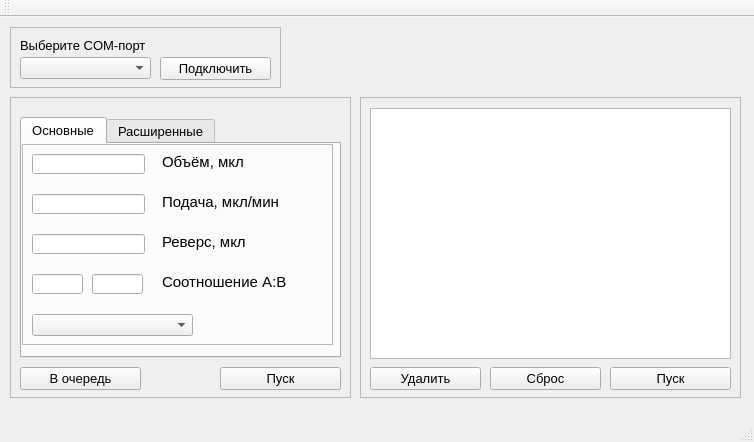
The window that MC3/MC3/mainwindow.ui (Vlad104/Monorotor_Commander_Desktop) describes before a commit, drawn with Qt 5.
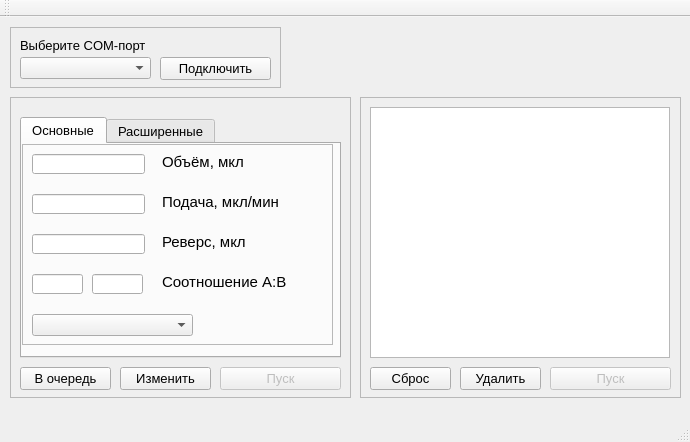
The same window after the commit.

```diff
--- a/MC3/MC3/mainwindow.ui
+++ b/MC3/MC3/mainwindow.ui
@@ -6,7 +6,7 @@
    <rect>
     <x>0</x>
     <y>0</y>
-    <width>754</width>
+    <width>690</width>
     <height>442</height>
    </rect>
   </property>
@@ -42,7 +42,7 @@
       <rect>
        <x>10</x>
        <y>270</y>
-       <width>121</width>
+       <width>91</width>
        <height>23</height>
       </rect>
      </property>
@@ -51,6 +51,9 @@
      </property>
     </widget>
     <widget class="QPushButton" name="pushButton_singleStart">
+     <property name="enabled">
+      <bool>false</bool>
+     </property>
      <property name="geometry">
       <rect>
        <x>210</x>
@@ -457,13 +460,26 @@
       </widget>
      </widget>
     </widget>
+    <widget class="QPushButton" name="pushButton_change">
+     <property name="geometry">
+      <rect>
+       <x>110</x>
+       <y>270</y>
+       <width>91</width>
+       <height>23</height>
+      </rect>
+     </property>
+     <property name="text">
+      <string>Изменить</string>
+     </property>
+    </widget>
    </widget>
    <widget class="QFrame" name="frame_order">
     <property name="geometry">
      <rect>
       <x>360</x>
       <y>80</y>
-      <width>381</width>
+      <width>321</width>
       <height>301</height>
      </rect>
     </property>
@@ -473,20 +489,13 @@
     <property name="frameShadow">
      <enum>QFrame::Plain</enum>
     </property>
-    <widget class="QListView" name="listView_order">
-     <property name="geometry">
-      <rect>
-       <x>10</x>
-       <y>11</y>
-       <width>361</width>
-       <height>251</height>
-      </rect>
-     </property>
-    </widget>
     <widget class="QPushButton" name="pushButton_start">
+     <property name="enabled">
+      <bool>false</bool>
+     </property>
      <property name="geometry">
       <rect>
-       <x>250</x>
+       <x>190</x>
        <y>270</y>
        <width>121</width>
        <height>23</height>
@@ -499,9 +508,9 @@
     <widget class="QPushButton" name="pushButton_delete">
      <property name="geometry">
       <rect>
-       <x>10</x>
+       <x>100</x>
        <y>270</y>
-       <width>111</width>
+       <width>81</width>
        <height>23</height>
       </rect>
      </property>
@@ -512,9 +521,9 @@
     <widget class="QPushButton" name="pushButton_reset">
      <property name="geometry">
       <rect>
-       <x>130</x>
+       <x>10</x>
        <y>270</y>
-       <width>111</width>
+       <width>81</width>
        <height>23</height>
       </rect>
      </property>
@@ -522,6 +531,63 @@
       <string>Сброс</string>
      </property>
     </widget>
+    <widget class="QTableView" name="tableView_order">
+     <property name="geometry">
+      <rect>
+       <x>10</x>
+       <y>10</y>
+       <width>300</width>
+       <height>251</height>
+      </rect>
+     </property>
+     <property name="font">
+      <font>
+       <pointsize>8</pointsize>
+      </font>
+     </property>
+     <property name="frameShape">
+      <enum>QFrame::StyledPanel</enum>
+     </property>
+     <property name="frameShadow">
+      <enum>QFrame::Sunken</enum>
+     </property>
+     <property name="horizontalScrollBarPolicy">
+      <enum>Qt::ScrollBarAlwaysOff</enum>
+     </property>
+     <property name="editTriggers">
+      <set>QAbstractItemView::NoEditTriggers</set>
+     </property>
+     <property name="alternatingRowColors">
+      <bool>false</bool>
+     </property>
+     <property name="selectionMode">
+      <enum>QAbstractItemView::SingleSelection</enum>
+     </property>
+     <property name="selectionBehavior">
+      <enum>QAbstractItemView::SelectRows</enum>
+     </property>
+     <property name="gridStyle">
+      <enum>Qt::SolidLine</enum>
+     </property>
+     <attribute name="horizontalHeaderCascadingSectionResizes">
+      <bool>true</bool>
+     </attribute>
+     <attribute name="horizontalHeaderDefaultSectionSize">
+      <number>60</number>
+     </attribute>
+     <attribute name="horizontalHeaderMinimumSectionSize">
+      <number>60</number>
+     </attribute>
+     <attribute name="verticalHeaderVisible">
+      <bool>false</bool>
+     </attribute>
+     <attribute name="verticalHeaderDefaultSectionSize">
+      <number>21</number>
+     </attribute>
+     <attribute name="verticalHeaderMinimumSectionSize">
+      <number>20</number>
+     </attribute>
+    </widget>
    </widget>
    <widget class="QFrame" name="frame_com">
     <property name="geometry">
@@ -575,16 +641,6 @@
      </property>
     </widget>
    </widget>
-   <widget class="QTableView" name="tableView_order">
-    <property name="geometry">
-     <rect>
-      <x>800</x>
-      <y>90</y>
-      <width>361</width>
-      <height>251</height>
-     </rect>
-    </property>
-   </widget>
   </widget>
   <widget class="QMenuBar" name="menuBar">
    <property name="geometry">
```
Left out of the diff: 4 changed lines with no effect on the pictures.
